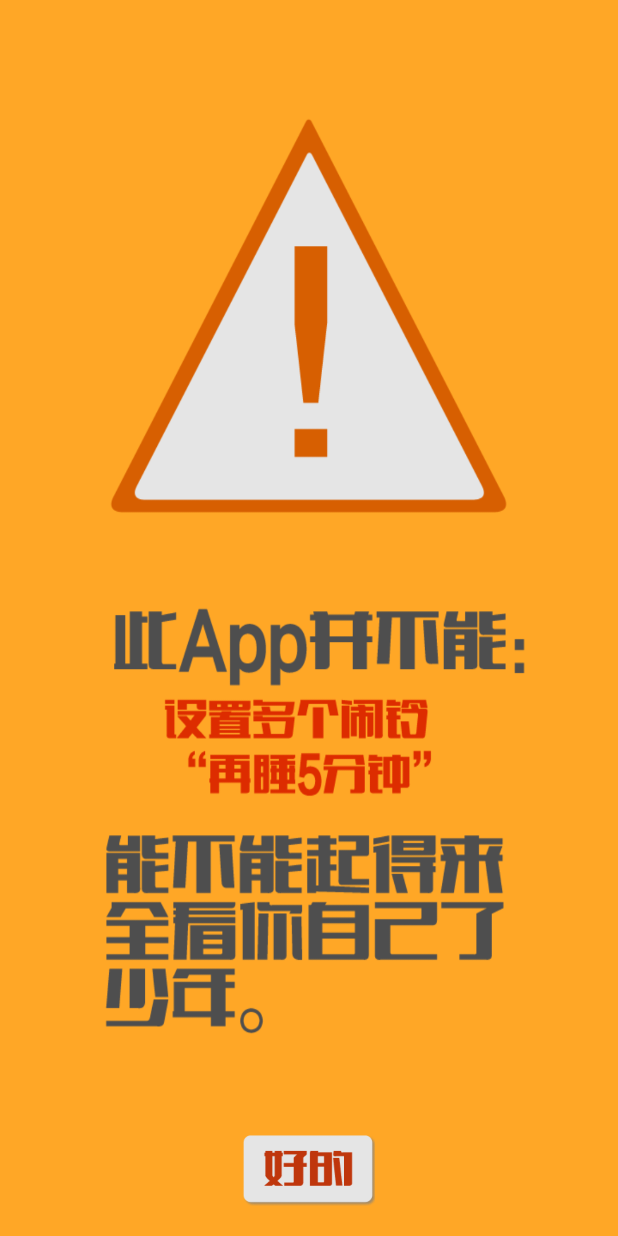
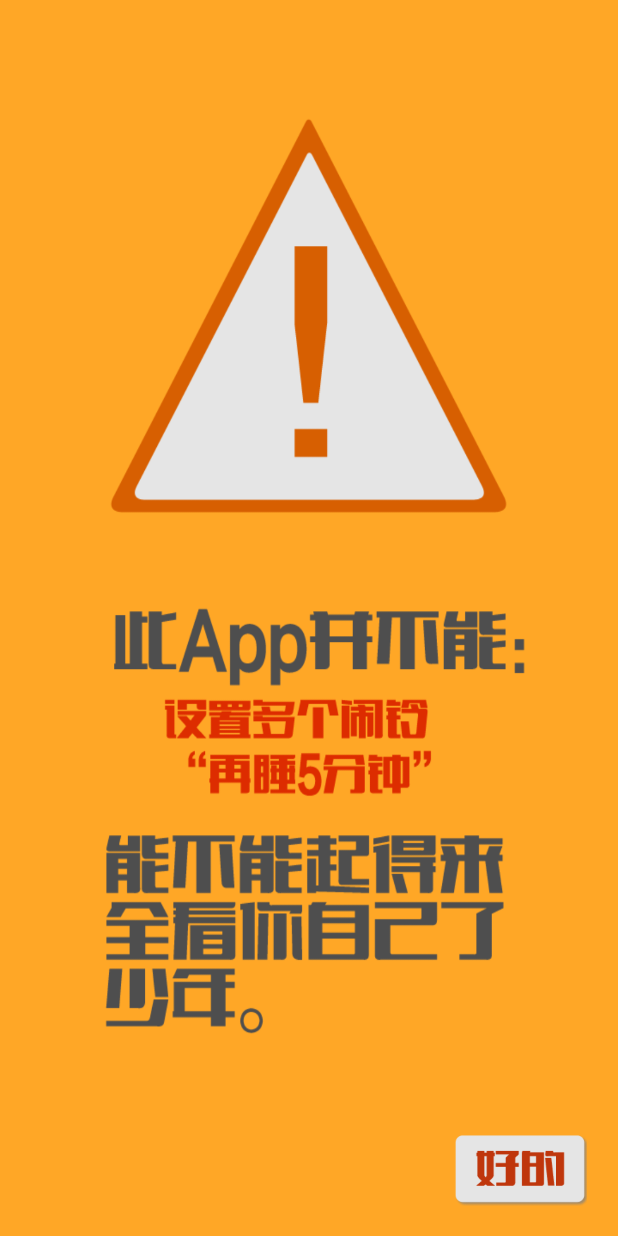
Before and after one commit to mmga/UpClock, an Android app: the layout two.xml on its own in the app's theme, with its tools: preview values and no code run, on a phone screen of 412 x 824 dp. Run offline under Robolectric (Android 15) with nearby library versions, the phone set to English and light mode, and no system bars; Roboto replaces fonts that are not available here.

```diff
--- a/app/src/main/java/com/mmga/upclock/Activity/Welcome.java
+++ b/app/src/main/java/com/mmga/upclock/Activity/Welcome.java
@@ -15,7 +15,7 @@ import com.mmga.upclock.R;
 public class Welcome extends Activity {
 
     private boolean isFirstIn = false;
-    private static final int TIME = 1500;
+    private static final int TIME = 800;
     private static final int GO_HOME = 1000;
     private static final int GO_GUIDE = 1001;
 
--- a/app/src/main/res/layout/two.xml
+++ b/app/src/main/res/layout/two.xml
@@ -11,10 +11,11 @@
     <LinearLayout
         android:layout_width="match_parent"
         android:layout_height="wrap_content"
-        android:gravity="center_horizontal"
+        android:gravity="right"
         android:orientation="horizontal"
         android:layout_alignParentBottom="true"
-        android:layout_marginBottom="20dp">
+        android:layout_marginBottom="20dp"
+        android:layout_marginRight="20dp">
         <ImageView
             android:layout_width="90dp"
             android:layout_height="48dp"
```
Also changed, not shown: app/src/main/java/com/mmga/upclock/Activity/MainActivity.java (+4 -21 lines), app/src/main/res/animator/background_color.xml (deleted, +0 -9 lines), app/src/main/res/animator/background_color_reverse.xml (deleted, +0 -11 lines), 6 other files.
